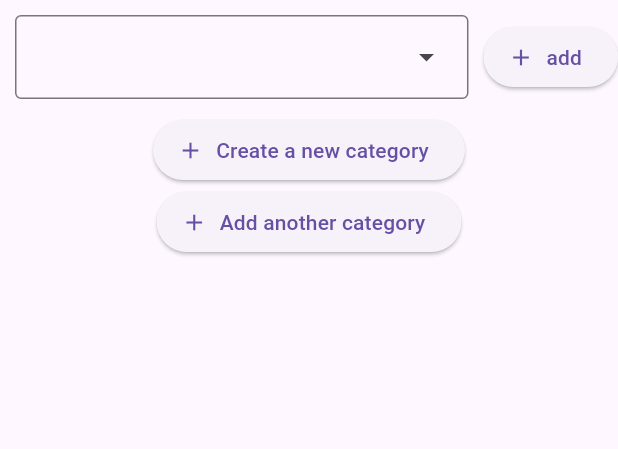
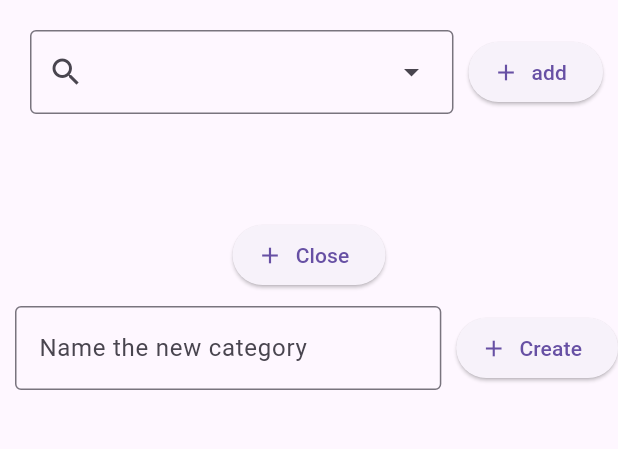
Before and after one commit to lepplaju/recipes_app, a Flutter app: the NewRecipeCategoryPage screen opened by its route, after a tap on "Create a new category", on a phone screen of 412 x 824 dp, the part 30-479 px from its top. Run offline on Flutter 3.47's test engine with Material 3 defaults, Android fonts, the phone set to English and light mode, and no system bars; our stand-ins replace cloud_firestore, email_validator, firebase_auth, firebase_core, flutter_riverpod, go_router; accounts and stored records are empty.

Commit message:
create category class with userId

```diff
--- a/lib/main.dart
+++ b/lib/main.dart
@@ -1,9 +1,6 @@
-// ignore_for_file: unused_import
-
 import 'package:flutter/material.dart';
 import 'package:flutter_riverpod/flutter_riverpod.dart';
 import 'package:go_router/go_router.dart';
-import 'package:recipe_app/providers/user_provider.dart';
 import 'package:recipe_app/screens/category_sceen.dart';
 import 'package:recipe_app/screens/login_page.dart';
 import 'package:recipe_app/screens/navigation_example_page.dart';
--- /dev/null
+++ b/lib/models/category.dart
@@ -0,0 +1,14 @@
+class RecipeCategory {
+  final String name;
+  final String userId;
+
+  RecipeCategory({required this.name, this.userId = "none"});
+
+  Map<String, dynamic> toFirestore() {
+    return {"name": name, "userId": userId};
+  }
+
+  factory RecipeCategory.fromFirestore(Map<String, dynamic> data) {
+    return RecipeCategory(userId: data["userId"], name: data["name"]);
+  }
+}
--- a/lib/providers/category_provider.dart
+++ b/lib/providers/category_provider.dart
@@ -1,7 +1,8 @@
 import 'package:cloud_firestore/cloud_firestore.dart';
 import 'package:flutter_riverpod/flutter_riverpod.dart';
+import 'package:recipe_app/models/category.dart';
 
-class CategoryNotifier extends StateNotifier<List<String>> {
+class CategoryNotifier extends StateNotifier<List<RecipeCategory>> {
   CategoryNotifier() : super([]) {
     _fetchCategories();
   }
@@ -11,11 +12,21 @@ class CategoryNotifier extends StateNotifier<List<String>> {
   void _fetchCategories() async {
     final snapshot = await _firestore.collection('categories').get();
     final categories = snapshot.docs.map((doc) {
-      return doc.data()['name'].toString();
+      return RecipeCategory.fromFirestore(doc.data());
     }).toList();
     state = categories;
   }
+
+  void addCategory(String category) async {
+    var categoryData =
+        RecipeCategory(name: category, userId: "none").toFirestore();
+    final categoryRef =
+        await _firestore.collection('categories').add(categoryData);
+    final addedCategory = RecipeCategory.fromFirestore(categoryData);
+    state = [...state, addedCategory];
+  }
 }
 
-final categoryProvider = StateNotifierProvider<CategoryNotifier, List<String>>(
-    (ref) => CategoryNotifier());
+final categoryProvider =
+    StateNotifierProvider<CategoryNotifier, List<RecipeCategory>>(
+        (ref) => CategoryNotifier());
--- a/lib/screens/categories_page.dart
+++ b/lib/screens/categories_page.dart
@@ -15,12 +15,13 @@ class CategoriesPage extends ConsumerWidget {
     List<Widget> customwidgets = categories.map((category) {
       return InkWell(
           onTap: () {
-            context.go('/category/${category.toLowerCase()}');
+            context.go('/category/${category.name.toLowerCase()}');
           },
           child: Card(
               margin: const EdgeInsets.all(10),
               child: Padding(
-                  padding: const EdgeInsets.all(15), child: Text(category))));
+                  padding: const EdgeInsets.all(15),
+                  child: Text(category.name))));
     }).toList();
     return Center(
         child: ListView(
--- a/lib/screens/new_recipe_choose_category.dart
+++ b/lib/screens/new_recipe_choose_category.dart
@@ -9,15 +9,18 @@ class NewRecipeCategoryPage extends ConsumerStatefulWidget {
 }
 
 class NewRecipeCategoryPageState extends ConsumerState<NewRecipeCategoryPage> {
-  List<Widget> chosenCategories = [];
+  List<String> chosenCategories = [];
+  bool showingTextField = false;
+  TextEditingController newCategoryController = TextEditingController();
   @override
   Widget build(BuildContext context) {
+    var selectedText = "";
     var user = ref.watch(userProvider);
     var categories = ref.watch(categoryProvider);
     List<DropdownMenuEntry<String>> dropDownItems = categories
-        .where((category) => !chosenCategories.contains(category))
+        .where((category) => !chosenCategories.contains(category.name))
         .toList()
-        .map((e) => DropdownMenuEntry(value: e, label: e))
+        .map((e) => DropdownMenuEntry(value: e.name, label: e.name))
         .toList();
 
     return Scaffold(
@@ -25,27 +28,78 @@ class NewRecipeCategoryPageState extends ConsumerState<NewRecipeCategoryPage> {
             child:
                 Column(mainAxisAlignment: MainAxisAlignment.center, children: [
       Text("Choose the categories for the recipe"),
-      Row(children: [
+      Container(
+          padding: EdgeInsets.all(10),
+          child: Row(children: [
             Expanded(
                 child: Container(
                     margin: EdgeInsets.all(10),
                     child: DropdownMenu(
+                      onSelected: (value) => selectedText = value!,
+                      leadingIcon: Icon(Icons.search),
                       dropdownMenuEntries: dropDownItems,
                       expandedInsets: EdgeInsets.zero,
                     ))),
             Container(
                 child: ElevatedButton.icon(
-                onPressed: () {}, icon: Icon(Icons.add), label: Text("add")))
+                    onPressed: () {
+                      setState(() {
+                        // ONLY 3 CATEGORIES MAX PER RECIPE
+                        if (selectedText.isNotEmpty) {
+                          chosenCategories.add(selectedText);
+                        }
+                      });
+                    },
+                    icon: Icon(Icons.add),
+                    label: Text("add")))
+          ])),
+      Container(
+        margin: EdgeInsets.only(top: 50),
+        child: ElevatedButton.icon(
+          label:
+              !showingTextField ? Text("Create a new category") : Text("Close"),
+          icon: Icon(Icons.add),
+          onPressed: () {
+            setState(() {
+              showingTextField = !showingTextField;
+            });
+          },
+        ),
+      ),
+      showingTextField == false
+          ? SizedBox(
+              width: 0,
+            )
+          : Row(children: [
+              Expanded(
+                  child: Container(
+                      margin: EdgeInsets.all(10),
+                      child: TextField(
+                        controller: newCategoryController,
+                        decoration: InputDecoration(
+                          border: OutlineInputBorder(),
+                          hintText: 'Name the new category',
+                        ),
+                      ))),
+              Container(
+                  child: ElevatedButton.icon(
+                      onPressed: () {
+                        print(newCategoryController.text);
+                      },
+                      icon: Icon(Icons.add),
+                      label: Text("Create")))
             ]),
-      ElevatedButton.icon(
-        label: Text("Create a new category"),
-        icon: Icon(Icons.add),
-        onPressed: () {},
-      ),
-      ElevatedButton.icon(
-        label: Text("Add another category"),
-        icon: Icon(Icons.add),
-        onPressed: () {},
+      Container(
+        margin: EdgeInsets.all(50),
+        child: SizedBox(
+            height: 100,
+            width: 200,
+            child: ListView(
+                shrinkWrap: true,
+                children: chosenCategories
+                    .map((e) =>
+                        Row(children: [Text(e), Icon(Icons.delete_forever)]))
+                    .toList())),
       )
     ])));
   }
--- a/lib/screens/new_recipe_page.dart
+++ b/lib/screens/new_recipe_page.dart
@@ -71,10 +71,11 @@ class RecipePageState extends ConsumerState<RecipePageSW> {
     //     label: "value",
     //   )
     // ];
-    var dropownMenuItems = categories.map((value) => DropdownMenuEntry<String>(
-          value: value,
-          label: value,
-        ));
+    var dropownMenuItems =
+        categories.map((category) => DropdownMenuEntry<String>(
+              value: category.name,
+              label: category.name,
+            ));
 
     addRecipe(String name, String category, String ingredients, String steps) {
       var userId = ref.watch(userProvider).value!.uid;
```
Lines whose indentation alone changed are shown as unchanged.
